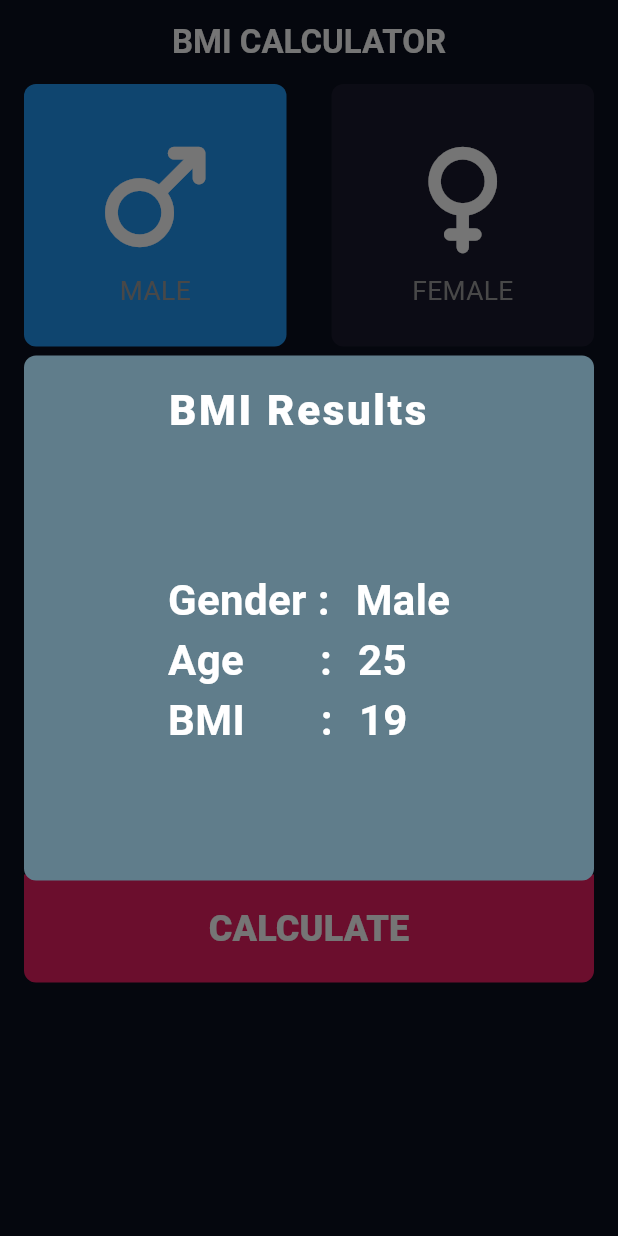
After one commit to MuhammadDev01/BMI_calculator_app, a Flutter app: the screen it shows after launch, after a tap on "CALCULATE", on a phone screen of 412 x 824 dp. The commit adds this screen. Run offline on Flutter 3.47's test engine with Material 3 defaults, Android fonts, the phone set to English and light mode, and no system bars; our stand-ins replace device_preview.

Commit message:
make app adaptive but there an issue in state of bmi result

```diff
--- a/lib/components/constants.dart
+++ b/lib/components/constants.dart
@@ -1,3 +1,8 @@
 import 'dart:ui';
 
 Color kColorItem = const Color(0xff1A1B2D);
+
+// bool isMale = true;
+// double currentHeight = 180;
+// int weight = 60;
+// int age = 25;
--- /dev/null
+++ b/lib/layout/mobile_layout.dart
@@ -0,0 +1,76 @@
+import 'dart:math';
+
+import 'package:bmi_app/components/constants.dart';
+import 'package:bmi_app/models/bmi_model.dart';
+import 'package:bmi_app/widgets/calc_button.dart';
+import 'package:bmi_app/widgets/gender_row.dart';
+import 'package:bmi_app/widgets/height_calc.dart';
+import 'package:bmi_app/widgets/weight_age_calc.dart';
+import 'package:flutter/material.dart';
+
+class MobileLayout extends StatefulWidget {
+  const MobileLayout({super.key});
+
+  @override
+  State<MobileLayout> createState() => _MobileLayoutState();
+}
+
+class _MobileLayoutState extends State<MobileLayout> {
+  @override
+  Widget build(BuildContext context) {
+    return ListView(
+      padding: const EdgeInsets.symmetric(horizontal: 16),
+      children: [
+        GenderRow(
+          isMale: BmiModel.isMale,
+          onTapMale: () {
+            setState(
+              () {
+                BmiModel.isMale = true;
+              },
+            );
+          },
+          onTapFemale: () {
+            setState(() {
+              BmiModel.isMale = false;
+            });
+          },
+        ),
+        HeightSlider(
+          currentHeight: BmiModel.currentHeight,
+          onChanged: (value) {
+            setState(
+              () {
+                BmiModel.currentHeight = value;
+              },
+            );
+          },
+        ),
+        WeightAgeCalc(
+          age: BmiModel.age,
+          weight: BmiModel.weight,
+          onPlusAge: () {
+            setState(() {
+              BmiModel.age++;
+            });
+          },
+          onMinusAge: () {
+            setState(() {
+              BmiModel.age--;
+            });
+          },
+          onMinusWeight: () => setState(() {
+            BmiModel.weight--;
+          }),
+          onPlusWeight: () => setState(() {
+            BmiModel.weight++;
+          }),
+        ),
+        const SizedBox(
+          height: 10,
+        ),
+        const CalcButton(),
+      ],
+    );
+  }
+}
--- a/lib/main.dart
+++ b/lib/main.dart
@@ -5,7 +5,7 @@ import 'package:flutter/material.dart';
 
 void main() => runApp(
       DevicePreview(
-        enabled: !kReleaseMode,
+        enabled: kReleaseMode,
         builder: (context) => const BmiCalculatorApp(), // Wrap your app
       ),
     );
--- /dev/null
+++ b/lib/models/bmi_model.dart
@@ -0,0 +1,14 @@
+class BmiModel {
+  static bool isMale = true;
+
+  static double currentHeight = 180;
+  static int weight = 60;
+  static int age = 25;
+
+  // BmiModel({
+  //   required this.isMale,
+  //   required this.currentHeight,
+  //   required this.weight,
+  //   required this.age,
+  // });
+}
--- /dev/null
+++ b/lib/widgets/adaptive_layout.dart
@@ -0,0 +1,21 @@
+import 'package:flutter/material.dart';
+
+class AdaptiveLayout extends StatelessWidget {
+  const AdaptiveLayout({
+    super.key,
+    required this.mobileLayout,
+    required this.tabletLayout,
+  });
+
+  final WidgetBuilder mobileLayout, tabletLayout;
+  @override
+  Widget build(BuildContext context) {
+    return LayoutBuilder(builder: (context, constrains) {
+      if (constrains.maxWidth < 700) {
+        return mobileLayout(context);
+      } else {
+        return tabletLayout(context);
+      }
+    });
+  }
+}
--- /dev/null
+++ b/lib/widgets/bmi_result.dart
@@ -0,0 +1,77 @@
+import 'package:flutter/material.dart';
+
+class BmiResult extends StatelessWidget {
+  const BmiResult({
+    super.key,
+    required this.gender,
+    required this.age,
+    required this.bmi,
+  });
+
+  final String gender;
+  final int age;
+  final double bmi;
+
+  @override
+  Widget build(BuildContext context) {
+    return Container(
+      decoration: BoxDecoration(
+        color: Colors.blueGrey,
+        borderRadius: BorderRadius.circular(8),
+      ),
+      margin: const EdgeInsets.symmetric(horizontal: 16),
+      height: 350,
+      width: double.infinity,
+      child: Center(
+        child: Column(
+          crossAxisAlignment: CrossAxisAlignment.start,
+          children: [
+            const SizedBox(
+              height: 16,
+            ),
+            const Text(
+              'BMI Results',
+              style: TextStyle(
+                color: Colors.white,
+                fontWeight: FontWeight.w900,
+                letterSpacing: 1.8,
+                fontSize: 28,
+              ),
+            ),
+            const Spacer(),
+            Text(
+              'Gender : $gender',
+              style: const TextStyle(
+                color: Colors.white,
+                fontWeight: FontWeight.bold,
+                wordSpacing: 10,
+                fontSize: 28,
+              ),
+            ),
+            Text(
+              'Age       : $age',
+              textAlign: TextAlign.left,
+              style: const TextStyle(
+                color: Colors.white,
+                fontWeight: FontWeight.bold,
+                wordSpacing: 10,
+                fontSize: 28,
+              ),
+            ),
+            Text(
+              'BMI       : ${bmi.round()}',
+              textAlign: TextAlign.left,
+              style: const TextStyle(
+                color: Colors.white,
+                fontWeight: FontWeight.bold,
+                wordSpacing: 10,
+                fontSize: 28,
+              ),
+            ),
+            const Spacer(),
+          ],
+        ),
+      ),
+    );
+  }
+}
--- a/lib/widgets/calc_button.dart
+++ b/lib/widgets/calc_button.dart
@@ -1,15 +1,13 @@
+import 'dart:math';
+
+import 'package:bmi_app/models/bmi_model.dart';
+import 'package:bmi_app/widgets/bmi_result.dart';
 import 'package:flutter/material.dart';
 
 class CalcButton extends StatelessWidget {
   const CalcButton({
     super.key,
-    required this.gender,
-    required this.age,
-    required this.bmi,
   });
-  final String gender;
-  final int age;
-  final double bmi;
   @override
   Widget build(BuildContext context) {
     return Container(
@@ -23,7 +21,9 @@ class CalcButton extends StatelessWidget {
           )),
       child: MaterialButton(
         onPressed: () {
-          calcResultMethod(context);
+          if (MediaQuery.sizeOf(context).width < 700) {
+            calcResultMethod(context);
+          } else {}
         },
         child: const Text(
           'CALCULATE',
@@ -37,68 +37,15 @@ class CalcButton extends StatelessWidget {
     );
   }
 
+//weight / pow(currentHeight / 100, 2)
   Future<dynamic> calcResultMethod(BuildContext context) {
     return showDialog(
       context: context,
       builder: (context) => Center(
-        child: Container(
-          decoration: BoxDecoration(
-            color: Colors.blueGrey,
-            borderRadius: BorderRadius.circular(8),
-          ),
-          margin: const EdgeInsets.symmetric(horizontal: 16),
-          height: 350,
-          width: double.infinity,
-          child: Center(
-            child: Column(
-              crossAxisAlignment: CrossAxisAlignment.start,
-              children: [
-                const SizedBox(
-                  height: 16,
-                ),
-                const Text(
-                  'BMI Results',
-                  style: TextStyle(
-                    color: Colors.white,
-                    fontWeight: FontWeight.w900,
-                    letterSpacing: 1.8,
-                    fontSize: 28,
-                  ),
-                ),
-                const Spacer(),
-                Text(
-                  'Gender : $gender',
-                  style: const TextStyle(
-                    color: Colors.white,
-                    fontWeight: FontWeight.bold,
-                    wordSpacing: 10,
-                    fontSize: 28,
-                  ),
-                ),
-                Text(
-                  'Age       : $age',
-                  textAlign: TextAlign.left,
-                  style: const TextStyle(
-                    color: Colors.white,
-                    fontWeight: FontWeight.bold,
-                    wordSpacing: 10,
-                    fontSize: 28,
-                  ),
-                ),
-                Text(
-                  'BMI       : ${bmi.round()}',
-                  textAlign: TextAlign.left,
-                  style: const TextStyle(
-                    color: Colors.white,
-                    fontWeight: FontWeight.bold,
-                    wordSpacing: 10,
-                    fontSize: 28,
-                  ),
-                ),
-                const Spacer(),
-              ],
-            ),
-          ),
+        child: BmiResult(
+          gender: BmiModel.isMale ? 'Male' : 'Female',
+          age: BmiModel.age,
+          bmi: BmiModel.weight / pow(BmiModel.currentHeight / 100, 2),
         ),
       ),
     );
```
Also changed, not shown: lib/layout/tablet_layout.dart (added, +75 -0 lines), lib/pages/bmi_page.dart (+11 -72 lines).
